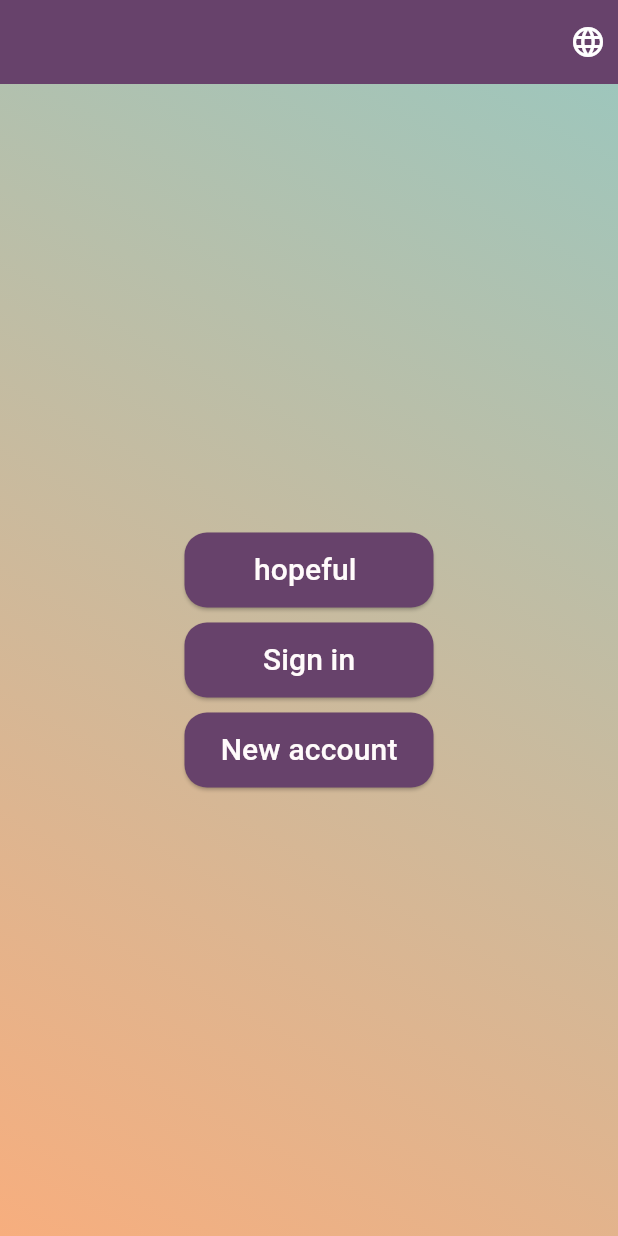
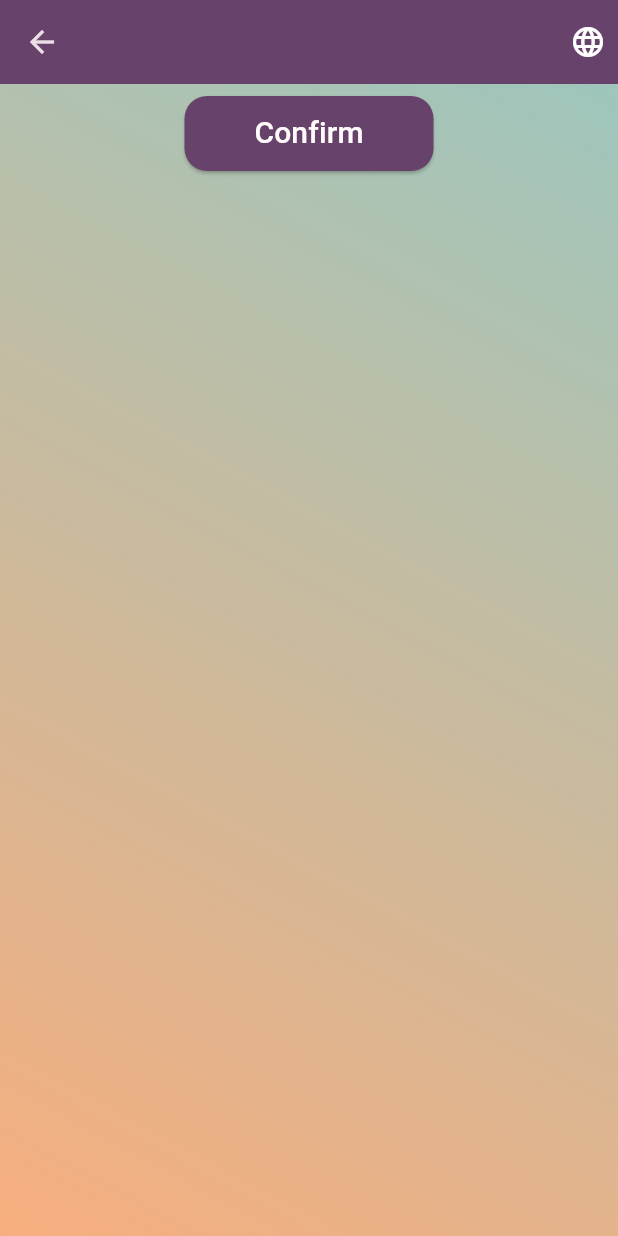
Before and after one commit to SaraElwatany/Nour-App, a Flutter app: the screen it shows after launch, after a tap on "Sign in", on a phone screen of 412 x 824 dp. Run offline on Flutter 3.47's test engine with Material 3 defaults, Android fonts, the phone set to English and light mode, and no system bars; our stand-ins replace shared_preferences; generated files the repository leaves out were written again.

Commit message:
Sign in screen

```diff
--- a/lib/l10n/intl_ar.arb
+++ b/lib/l10n/intl_ar.arb
@@ -5,7 +5,8 @@
 "hope": "هدوء و أمل",
 "hopeful" :"أمل",
 "calm":"هدوء",
-"follow":"متابعة"
+"follow":"متابعة",
+"confirm" : "تأكيد"
 
 
 
--- a/lib/l10n/intl_en.arb
+++ b/lib/l10n/intl_en.arb
@@ -5,7 +5,8 @@
 "hope": "hopeful ",
 "hopeful" :"hopeful",
 "calm":"calm",
-"follow":"follow up"
+"follow":"follow up",
+"confirm" : "Confirm"
 
 
 
--- a/lib/screens/Welcome_screen.dart
+++ b/lib/screens/Welcome_screen.dart
@@ -2,6 +2,7 @@
 import 'package:nour_app/generated/l10n.dart';
 import 'package:nour_app/widgets/localization_icon.dart';
 import 'package:nour_app/screens/hopeful_and_calm.dart';
+import 'package:nour_app/screens/login_screen.dart';
 
 class Welcome extends StatefulWidget {
   const Welcome({Key? key}) : super(key: key);
@@ -62,7 +63,11 @@
                     const SizedBox(height: 10),
                     ElevatedButton(
                       onPressed: () {
-                        // Add onPressed functionality
+                        Navigator.push(
+                          context,
+                          MaterialPageRoute(
+                              builder: (context) => LoginScreen()),
+                        );
                       },
                       style: ElevatedButton.styleFrom(
                         shape: RoundedRectangleBorder(
--- /dev/null
+++ b/lib/screens/login_screen.dart
@@ -0,0 +1,121 @@
+import 'package:flutter/material.dart';
+import 'package:nour_app/generated/l10n.dart';
+import 'package:nour_app/widgets/localization_icon.dart';
+
+class LoginScreen extends StatefulWidget {
+  const LoginScreen({Key? key}) : super(key: key);
+
+  @override
+  State<LoginScreen> createState() => _LoginScreenState();
+}
+
+class _LoginScreenState extends State<LoginScreen> {
+  late TextEditingController _emailController;
+  late TextEditingController _passwordController;
+
+  @override
+  void initState() {
+    super.initState();
+    _emailController = TextEditingController();
+    _passwordController = TextEditingController();
+  }
+
+  @override
+  void dispose() {
+    _emailController.dispose();
+    _passwordController.dispose();
+    super.dispose();
+  }
+
+  @override
+  Widget build(BuildContext context) {
+    return Scaffold(
+      appBar: const LocalizationIcon(),
+      body: Container(
+        width: double.infinity,
+        height: double.infinity,
+        decoration: BoxDecoration(
+          gradient: LinearGradient(
+            colors: [
+              Theme.of(context).colorScheme.primary,
+              Theme.of(context).colorScheme.secondary,
+            ],
+            begin: Alignment.bottomLeft,
+            end: Alignment.topRight,
+          ),
+        ),
+        child: Padding(
+          padding: const EdgeInsets.all(8.0),
+          child: Column(
+            children: [
+              ElevatedButton(
+                onPressed: () {
+                  String email = _emailController.text;
+                  String password = _passwordController.text;
+                },
+                style: ElevatedButton.styleFrom(
+                  shape: RoundedRectangleBorder(
+                      borderRadius: BorderRadius.circular(15)),
+                  fixedSize: const Size(166, 50),
+                  backgroundColor: Theme.of(context).colorScheme.surface,
+                ),
+                child: Text(
+                  S.of(context).confirm,
+                  style: const TextStyle(
+                    fontSize: 20,
+                    color: Color.fromARGB(255, 255, 251, 251),
+                  ),
+                ),
+              ),
+            ],
+          ),
+        ),
+      ),
+      // body: Padding(
+      //   padding: const EdgeInsets.all(16.0),
+      //   child: Column(
+      //     mainAxisAlignment: MainAxisAlignment.center,
+      //     crossAxisAlignment: CrossAxisAlignment.stretch,
+      //     children: [
+      //       TextField(
+      //         controller: _emailController,
+      //         decoration: InputDecoration(
+      //           labelText: 'Email',
+      //           hintText: 'Enter your email',
+      //         ),
+      //       ),
+      //       SizedBox(height: 20),
+      //       TextField(
+      //         controller: _passwordController,
+      //         obscureText: true, // Hide the password
+      //         decoration: InputDecoration(
+      //           labelText: 'Password',
+      //           hintText: 'Enter your password',
+      //         ),
+      //       ),
+      //       SizedBox(height: 20),
+      //       ElevatedButton(
+      //         onPressed: () {
+      //           String email = _emailController.text;
+      //           String password = _passwordController.text;
+      //         },
+      //         style: ElevatedButton.styleFrom(
+      //           shape: RoundedRectangleBorder(
+      //               borderRadius: BorderRadius.circular(15)),
+      //           fixedSize: const Size(166, 50),
+      //           backgroundColor: Theme.of(context).colorScheme.surface,
+      //         ),
+      //         child: Text(
+      //           S.of(context).hope,
+      //           style: const TextStyle(
+      //             fontSize: 20,
+      //             color: Color.fromARGB(255, 255, 251, 251),
+      //           ),
+      //         ),
+      //       ),
+      //     ],
+      //   ),
+      // ),
+    );
+  }
+}
```
Also changed, not shown: lib/generated/intl/messages_ar.dart, lib/generated/intl/messages_en.dart, lib/generated/l10n.dart, lib/screens/signUp_screen.dart (added).
